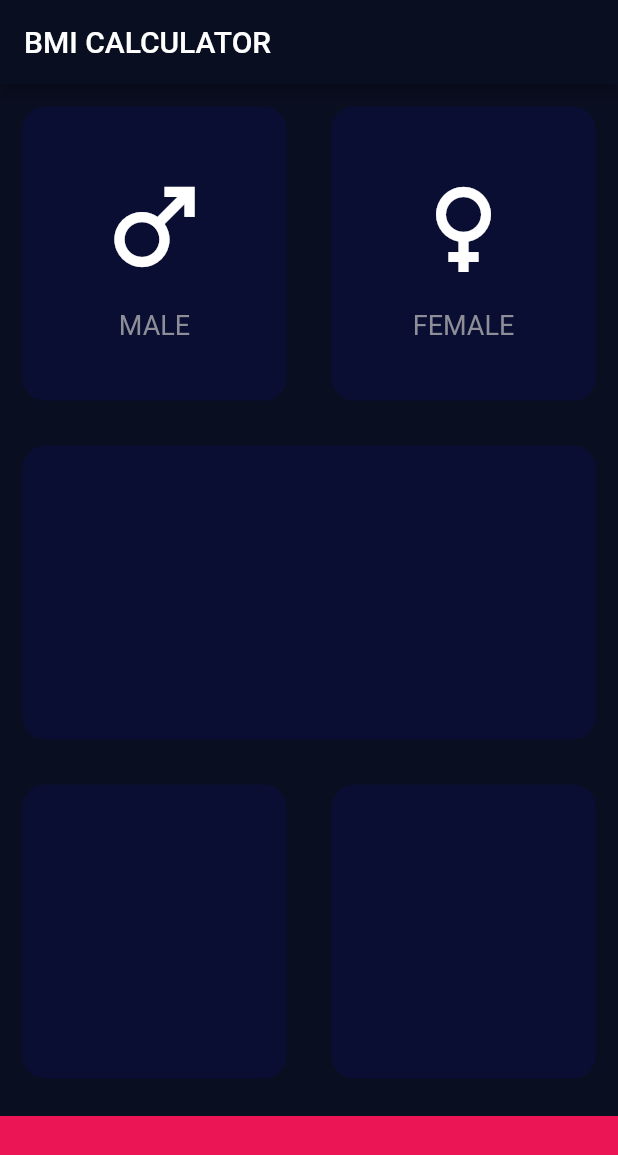
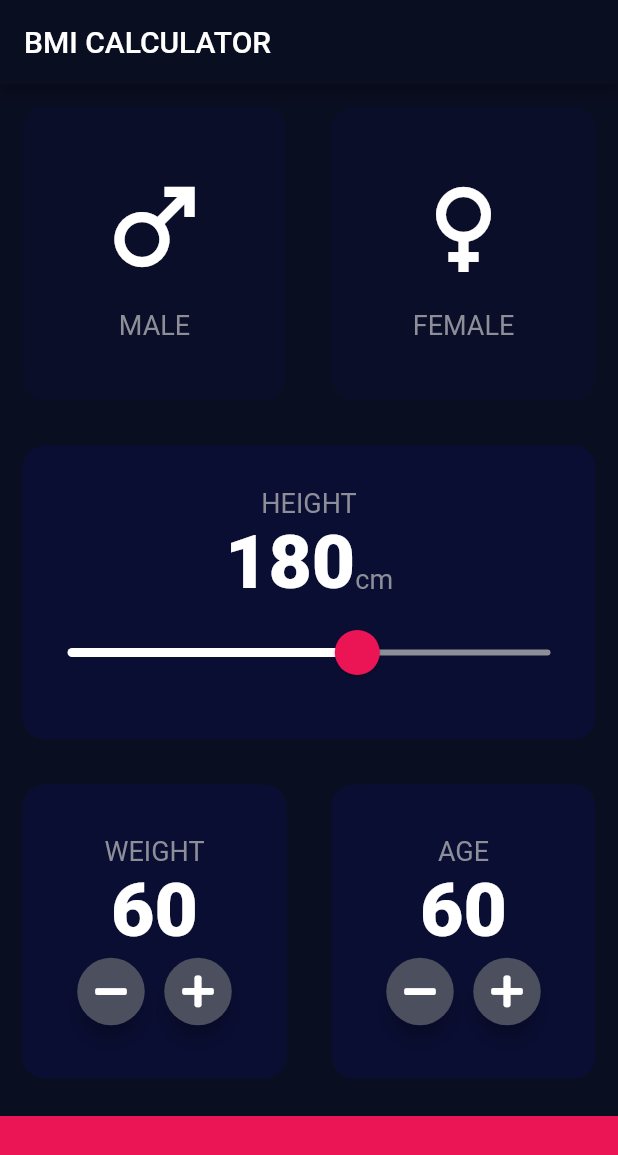
Before and after one commit to tuhinssam/bmi-calculator-flutter-app, a Flutter app: the screen it shows after launch, on a phone screen of 412 x 824 dp. Shown: the top 1155 px of the screen. Run offline on Flutter 3.47's test engine with Material 2 defaults, Android fonts, the phone set to English and light mode, and no system bars; our stand-ins replace font_awesome_flutter.

Commit message:
completed app design

```diff
--- /dev/null
+++ b/lib/RoundIconButton.dart
@@ -0,0 +1,20 @@
+import 'package:flutter/cupertino.dart';
+import 'package:flutter/material.dart';
+
+class RoundIconButton extends StatelessWidget {
+  final IconData icon;
+  RoundIconButton({this.icon});
+
+  @override
+  Widget build(BuildContext context) {
+    // TODO: implement build
+    return RawMaterialButton(
+      child: Icon(icon),
+      elevation: 6,
+      constraints: BoxConstraints.tightFor(width: 45, height: 45),
+      shape: CircleBorder(),
+      fillColor: Color(0xFF4C4F5E),
+      onPressed: () {},
+    );
+  }
+}
--- /dev/null
+++ b/lib/constants.dart
@@ -0,0 +1,8 @@
+import 'package:flutter/material.dart';
+
+const kButtonContainerHeight = 80.0;
+const kActiveCardColor = Color(0XFF0A0E33);
+const kInactiveCardColor = Color(0XFF0A0E28);
+const kBottomContainerColor = Color(0XFFEB1555);
+const kContentTextStyle = TextStyle(fontSize: 18, color: Color(0xFF8D8E98));
+const kNumberTextStyle = TextStyle(fontSize: 50.0, fontWeight: FontWeight.w900);
--- a/lib/icon_content.dart
+++ b/lib/icon_content.dart
@@ -1,4 +1,5 @@
 import 'package:flutter/material.dart';
+import 'constants.dart';
 
 class IconContent extends StatelessWidget {
   final content;
@@ -14,7 +15,7 @@ class IconContent extends StatelessWidget {
         SizedBox(
           height: 15,
         ),
-        Text(content, style: TextStyle(fontSize: 18, color: Color(0xFF8D8E98)))
+        Text(content, style: kContentTextStyle)
       ],
     );
   }
--- a/lib/input_page.dart
+++ b/lib/input_page.dart
@@ -1,12 +1,12 @@
+import 'package:bmi_calculator/RoundIconButton.dart';
 import 'package:bmi_calculator/reusable_card.dart';
 import 'package:flutter/material.dart';
+import 'constants.dart';
 import 'package:font_awesome_flutter/font_awesome_flutter.dart';
 
 import 'icon_content.dart';
 
-const buttonContainerHeight = 80.0;
-const activeCardColor = Color(0XFF0A0E33);
-const bottomContainerColor = Color(0XFFEB1555);
+enum Gender { Male, Female }
 
 class InputPage extends StatefulWidget {
   @override
@@ -14,6 +14,30 @@ class InputPage extends StatefulWidget {
 }
 
 class _InputPageState extends State<InputPage> {
+  Gender selectedGender;
+  int height = 180;
+  // Color maleCardColor = inactiveCardColor;
+  // Color femaleCardColor = inactiveCardColor;
+  //
+  // void updateColor(Gender gender) {
+  //   if (gender == Gender.Male) {
+  //     if (maleCardColor == inactiveCardColor) {
+  //       maleCardColor = activeCardColor;
+  //       femaleCardColor = inactiveCardColor;
+  //     } else {
+  //       maleCardColor = inactiveCardColor;
+  //     }
+  //   }
+  //   if (gender == Gender.Female) {
+  //     if (femaleCardColor == inactiveCardColor) {
+  //       femaleCardColor = activeCardColor;
+  //       maleCardColor = inactiveCardColor;
+  //     } else {
+  //       femaleCardColor = inactiveCardColor;
+  //     }
+  //   }
+  // }
+
   @override
   Widget build(BuildContext context) {
     return Scaffold(
@@ -21,13 +45,16 @@ class _InputPageState extends State<InputPage> {
           title: Text('BMI CALCULATOR'),
         ),
         body: Column(
+          crossAxisAlignment: CrossAxisAlignment.stretch,
           children: <Widget>[
             Expanded(
                 child: Row(
               children: <Widget>[
                 Expanded(
                   child: ReusableWidget(
-                    colour: activeCardColor,
+                    colour: selectedGender == Gender.Male
+                        ? kActiveCardColor
+                        : kInactiveCardColor,
                     cardChild: IconContent(
                       content: "MALE",
                       iconWidget: Icon(
@@ -35,11 +62,19 @@ class _InputPageState extends State<InputPage> {
                         size: 80.0,
                       ),
                     ),
+                    onPress: () {
+                      setState(() {
+                        print('male button clicked');
+                        selectedGender = Gender.Male;
+                      });
+                    },
                   ),
                 ),
                 Expanded(
                   child: ReusableWidget(
-                    colour: activeCardColor,
+                    colour: selectedGender == Gender.Female
+                        ? kActiveCardColor
+                        : kInactiveCardColor,
                     cardChild: IconContent(
                       content: "FEMALE",
                       iconWidget: Icon(
@@ -47,29 +82,123 @@ class _InputPageState extends State<InputPage> {
                         size: 80.0,
                       ),
                     ),
+                    onPress: () {
+                      setState(() {
+                        print('female button clicked');
+                        selectedGender = Gender.Female;
+                      });
+                    },
                   ),
                 )
               ],
             )),
             Expanded(
-              child: ReusableWidget(colour: activeCardColor),
+              child: ReusableWidget(
+                colour: kActiveCardColor,
+                cardChild: Column(
+                  mainAxisAlignment: MainAxisAlignment.center,
+                  children: <Widget>[
+                    Text(
+                      'HEIGHT',
+                      style: kContentTextStyle,
+                    ),
+                    Row(
+                      mainAxisAlignment: MainAxisAlignment.center,
+                      crossAxisAlignment: CrossAxisAlignment.baseline,
+                      textBaseline: TextBaseline.alphabetic,
+                      children: <Widget>[
+                        Text(
+                          height.toString(),
+                          style: kNumberTextStyle,
+                        ),
+                        Text(
+                          'cm',
+                          style: kContentTextStyle,
+                        )
+                      ],
+                    ),
+                    SliderTheme(
+                      data: SliderTheme.of(context).copyWith(
+                        activeTrackColor: Colors.white,
+                        inactiveTrackColor: Color(0xFF8D8E98),
+                        thumbShape:
+                            RoundSliderThumbShape(enabledThumbRadius: 15),
+                        thumbColor: Color(0xFFEB1555),
+                        overlayShape:
+                            RoundSliderOverlayShape(overlayRadius: 30),
+                        overlayColor: Color(0x25EB1555),
+                      ),
+                      child: Slider(
+                        value: height.toDouble(),
+                        min: 120,
+                        max: 220,
+                        onChanged: (double newValue) {
+                          setState(() {
+                            height = newValue.round();
+                          });
+                        },
+                      ),
+                    )
+                  ],
+                ),
+              ),
             ),
             Expanded(
                 child: Row(
               children: <Widget>[
                 Expanded(
-                  child: ReusableWidget(colour: activeCardColor),
+                  child: ReusableWidget(
+                    colour: kActiveCardColor,
+                    cardChild: Column(
+                        //crossAxisAlignment: CrossAxisAlignment.center,
+                        mainAxisAlignment: MainAxisAlignment.center,
+                        children: <Widget>[
+                          Text('WEIGHT', style: kContentTextStyle),
+                          Text(
+                            '60',
+                            style: kNumberTextStyle,
+                          ),
+                          Row(
+                            //crossAxisAlignment: CrossAxisAlignment.center,
+                            mainAxisAlignment: MainAxisAlignment.center,
+                            children: <Widget>[
+                              RoundIconButton(icon: FontAwesomeIcons.minus),
+                              SizedBox(width: 10),
+                              RoundIconButton(icon: FontAwesomeIcons.plus),
+                            ],
+                          ),
+                        ]),
+                  ),
                 ),
                 Expanded(
-                  child: ReusableWidget(colour: activeCardColor),
+                  child: ReusableWidget(
+                    colour: kActiveCardColor,
+                    cardChild: Column(
+                        mainAxisAlignment: MainAxisAlignment.center,
+                        children: <Widget>[
+                          Text('AGE', style: kContentTextStyle),
+                          Text(
+                            '60',
+                            style: kNumberTextStyle,
+                          ),
+                          Row(
+                            mainAxisAlignment: MainAxisAlignment.center,
+                            children: <Widget>[
+                              RoundIconButton(icon: FontAwesomeIcons.minus),
+                              SizedBox(width: 10),
+                              RoundIconButton(icon: FontAwesomeIcons.plus),
+                            ],
+                          )
+                        ]),
+                  ),
                 )
               ],
             )),
             Container(
-              color: bottomContainerColor,
+              color: kBottomContainerColor,
               margin: EdgeInsets.only(top: 10.0),
               width: double.infinity,
-              height: buttonContainerHeight,
+              height: kButtonContainerHeight,
             )
           ],
         ));
--- a/lib/reusable_card.dart
+++ b/lib/reusable_card.dart
@@ -3,16 +3,20 @@ import 'package:flutter/material.dart';
 class ReusableWidget extends StatelessWidget {
   final Color colour;
   final Widget cardChild;
-  ReusableWidget({@required this.colour, this.cardChild});
+  final Function onPress;
+  ReusableWidget({@required this.colour, this.cardChild, this.onPress});
 
   @override
   Widget build(BuildContext context) {
-    return Container(
-      child: cardChild,
-      margin: EdgeInsets.all(15),
-      decoration: BoxDecoration(
-        borderRadius: BorderRadius.circular(15),
-        color: colour,
+    return GestureDetector(
+      onTap: onPress,
+      child: Container(
+        child: cardChild,
+        margin: EdgeInsets.all(15),
+        decoration: BoxDecoration(
+          borderRadius: BorderRadius.circular(15),
+          color: colour,
+        ),
       ),
     );
   }
```
